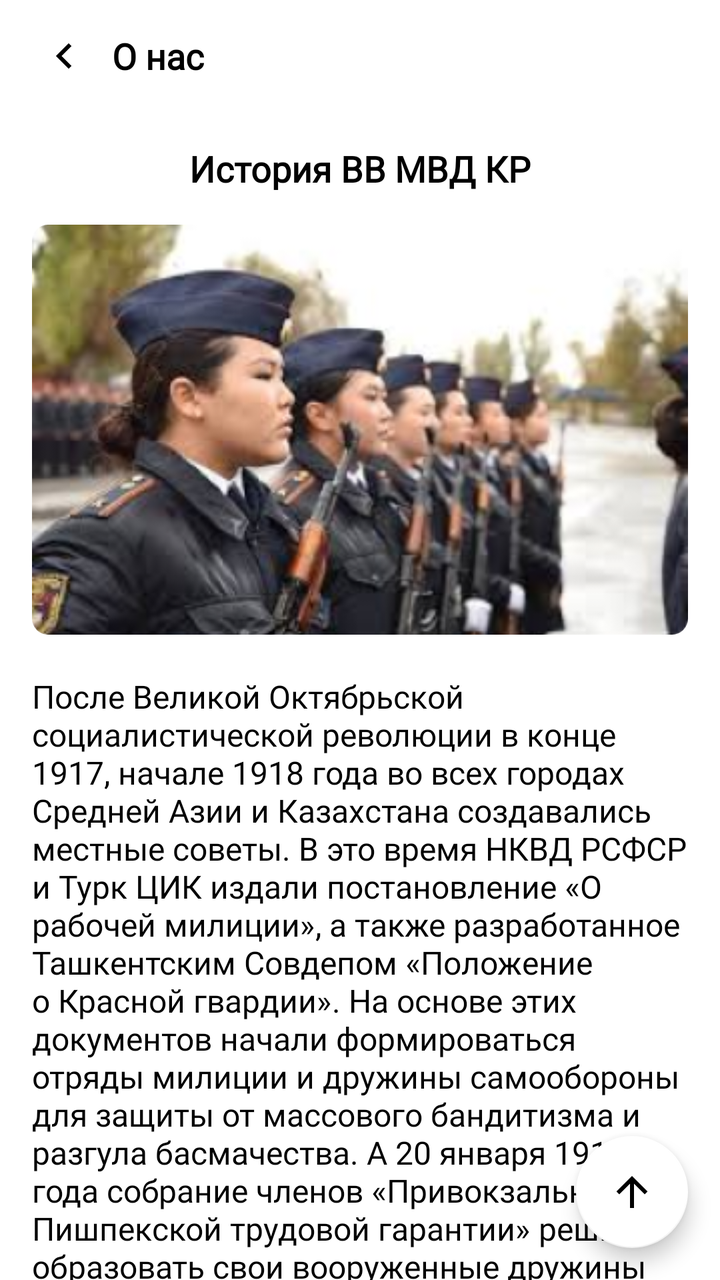
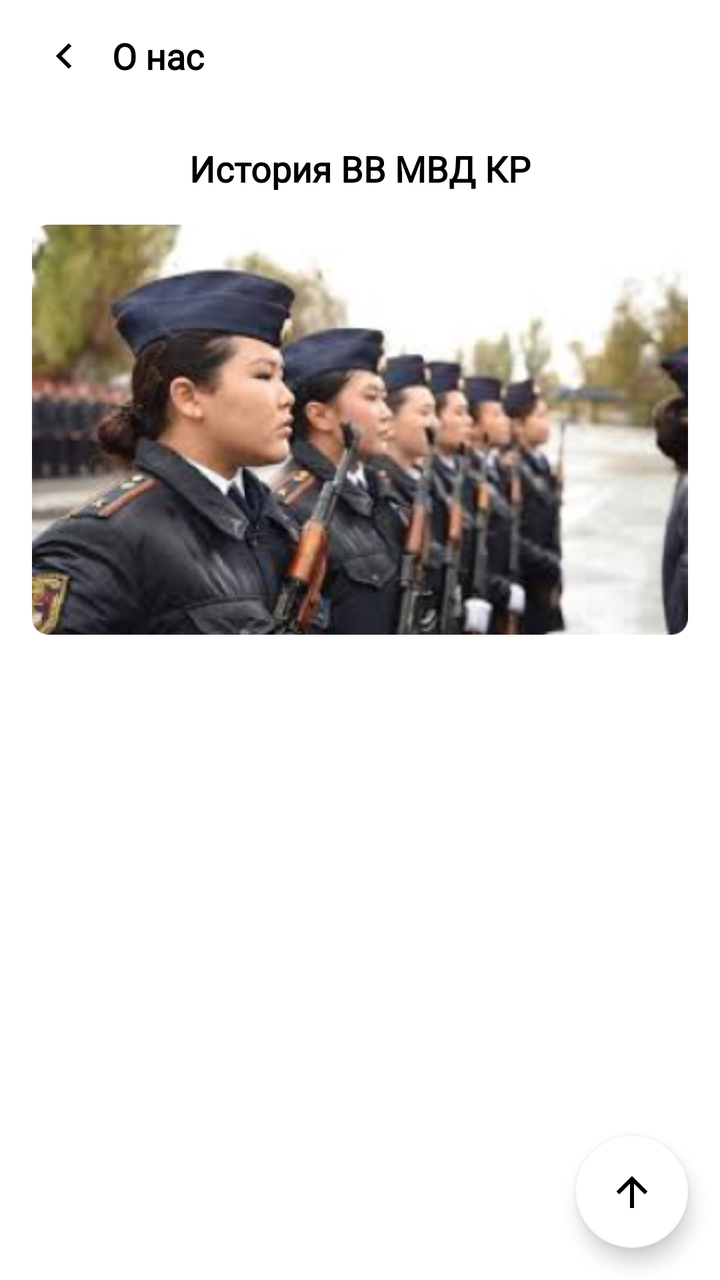

Compare the two renders of this Android layout. The source of the first and the diff that turns it into the second are given below.
<!-- AndroidManifest.xml: application theme Theme.GEEKS_PRO_MVD -->
<!-- res/layout/fragment_history_v_v_m_v_d_k_r.xml -->
<?xml version="1.0" encoding="utf-8"?>
<androidx.coordinatorlayout.widget.CoordinatorLayout xmlns:android="http://schemas.android.com/apk/res/android"
    xmlns:app="http://schemas.android.com/apk/res-auto"
    xmlns:tools="http://schemas.android.com/tools"
    android:layout_width="match_parent"
    android:layout_height="match_parent"
    tools:context=".presentation.ui.fragments.menu.aboutus.AboutUsFragment">

    <com.google.android.material.appbar.AppBarLayout
        android:layout_width="match_parent"
        android:layout_height="?attr/actionBarSize"
        android:background="@color/white"
        android:orientation="vertical"
        app:elevation="0dp">

        <FrameLayout
            android:id="@+id/fAboutUsToolbar"
            android:layout_width="match_parent"
            android:layout_height="wrap_content"
            android:layout_marginStart="16dp"
            android:layout_marginTop="12dp"
            android:layout_marginEnd="16dp"
            app:layout_scrollFlags="scroll|enterAlways">

            <ImageView
                android:id="@+id/btn_back"
                android:layout_width="32dp"
                android:layout_height="32dp"
                android:background="?attr/selectableItemBackgroundBorderless"
                android:padding="4dp"
                android:src="@drawable/arrow_left"
                tools:ignore="ContentDescription" />

            <TextView
                android:layout_width="wrap_content"
                android:layout_height="wrap_content"
                android:layout_gravity="center_vertical"
                android:layout_marginStart="40dp"
                android:fontFamily="@font/roboto_bold"
                android:text="О нас"
                android:textColor="@color/black"
                android:textSize="18sp"
                android:textStyle="bold" />

        </FrameLayout>

    </com.google.android.material.appbar.AppBarLayout>

    <androidx.core.widget.NestedScrollView
        android:id="@+id/nested_sv"
        android:layout_width="match_parent"
        android:layout_height="match_parent"
        app:layout_behavior="com.google.android.material.appbar.AppBarLayout$ScrollingViewBehavior">

        <LinearLayout
            android:layout_width="match_parent"
            android:layout_height="wrap_content"
            android:orientation="vertical"
            android:paddingBottom="24dp">

            <TextView
                android:layout_width="wrap_content"
                android:layout_height="wrap_content"
                android:layout_gravity="center_horizontal"
                android:layout_marginTop="16dp"
                android:layout_marginBottom="16dp"
                android:fontFamily="@font/roboto"
                android:text="История ВВ МВД КР"
                android:textColor="@color/black"
                android:textSize="18sp"
                android:textStyle="bold" />

            <ImageView
                android:layout_width="match_parent"
                android:layout_height="wrap_content"
                android:layout_marginHorizontal="16dp"
                android:background="@drawable/rounded_corners"
                android:clipToOutline="true"
                android:scaleType="centerCrop"
                android:src="@drawable/about_as"
                tools:ignore="ContentDescription,UnusedAttribute" />

            <TextView
                android:id="@+id/tv_info"
                android:layout_width="match_parent"
                android:layout_height="wrap_content"
                android:layout_marginHorizontal="16dp"
                android:layout_marginTop="20dp"
                android:fontFamily="@font/roboto"
                android:text="@string/_1917_1918_20_1918_20_1918_200_1918_11_49_1919_1918_1920_21_27_3_1919_1_3_1_5_21_1919_25_1918_1920_1919_40_191_3_1919"
                android:textColor="@color/black"
                android:textSize="16sp" />

        </LinearLayout>

    </androidx.core.widget.NestedScrollView>

    <com.google.android.material.floatingactionbutton.FloatingActionButton
        android:id="@+id/up_btn"
        android:layout_width="wrap_content"
        android:layout_height="wrap_content"
        android:layout_gravity="bottom|end"
        android:layout_marginEnd="16dp"
        android:layout_marginBottom="16dp"
        android:elevation="6dp"
        android:src="@drawable/arrow_up"
        app:backgroundTint="@color/white"
        app:layout_behavior="com.google.android.material.behavior.HideBottomViewOnScrollBehavior" />

</androidx.coordinatorlayout.widget.CoordinatorLayout>
<!-- resources referenced by this layout -->
<resources>
  <string name="_1917_1918_20_1918_20_1918_200_1918_11_49_1919_1918_1920_21_27_3_1919_1_3_1_5_21_1919_25_1918_1920_1919_40_191_3_1919">После Великой Октябрьской социалистической революции в конце 1917, начале 1918 года во всех городах Средней Азии и Казахстана создавались местные советы. В это время НКВД РСФСР и Турк ЦИК издали постановление «О рабочей милиции», а также разработанное Ташкентским Совдепом «Положение о Красной гвардии». На основе этих документов начали формироваться отряды милиции и дружины самообороны для защиты от массового бандитизма и разгула басмачества. А 20 января 1918 года собрание членов «Привокзальной Пишпекской трудовой гарантии» решило образовать свои вооруженные дружины для охраны, сохранения достояния общины и общественной безопасности граждан. Первая дружина с­­остояла из 20 человек, у каждого из них имелась винтовка. В Пишкекском уезде был сформирован красногвардейский отряд, которым командовал А. Гончаров. Местный Совет начал записывать в Красную гвардию, одновременно выполнявшую милицейские функции. К началу марта 1918 года здесь уже был сформирован отряд численностью 200 сотрудников, который оказал большую помощь в становлении и упрочении Советской власти в южных районах Семиреченской области. В то же время был создан красногвардейский отряд и в Токмаке. А всего на территории Туркестанского края, куда входил Кыргызстан, к середине 1918 года в Красной гвардии и отрядах самообороны насчитывалось 11 тысяч человек – внушительная сила. В первые годы отряды Красной гвардии вели активную борьбу с голодом и разрухой, с басмачами и прочими контрреволюционными силами. Вопросами формирования милиции, Красной гвардии, отрядов самообороны руководили административные отделы Советов народных депутатов. Милиция делилась на городскую и губернскую. Низовым звеном аппарата милиции являлся участок во главе с участковым начальником, в подчинении которого старшие и рядовые милиционеры. В это время шел процесс организационного становления форм и методов работы милиции. Часто менялась структура, обязанности, подчиненность, и эта неразбериха мешала успешной борьбе преступностью. Параллельно в городах с населением свыше 49 тысяч жителей шло формирование аппаратов уголовного розыска, которые на первых порах (до 1919 года) существовали самостоятельно и подчинялись Главному управлению милиции и АдмО местных Советов. Первым начальником Пишпекского уездного Отдела уголовного розыска был Имаш Кабеков. Сформированные к концу 1918 года отделения уголовного розыска в Пишпекском, Токмакском, Пржевальском и Нарынском уездах сначала действовали не только в городах, но и в сельской местности. Они сосредоточили свои усилия на борьбу с бандитизмом, кражами государственного имущества, басмачеством, скотокрадством и контрреволюцией. Штаты уголовного розыска и милиции в целом были малочисленными. Например, в отделе уголовного розыска Ошского уезда в начале 1920 года было всего 21 сотрудник, в Пишпеке – 27 человек. Помощь кадрами и методическими пособиями угрозыску Кыргызстана оказывал центррозыск НКВД РСФСР, осуществлявший общее руководство ОУР на местах. В период иностранной интервенции и гражданской войны советская рабоче-крестьянская милиция являлась исполнительным вооруженным органом Советов рабочих, солдатских и крестьянских депутатов и свою работу подчинила укреплению советского государства и правопорядка. Совместно с органами ВЧК милиция подавляла антисоветские контрреволюционные мятежи, боролась с хищениями государственного имущества, спекуляцией. В ожесточенной борьбе с бандитскими шайками в эти годы погибли сотни сотрудников милиции и уголовного розыска Кыргызстана. Среди них были первые начальники милиции Балтыходжа Султанов, Атажан Сулейманов и Газыбай Козубаев. С укреплением советской власти продолжался и процесс становления милиции. Так 3 апреля 1919 года Совет народных комиссаров РСФСР издал декрет «О советской рабоче-крестьянской милиции», по которому сотрудники милиции не подлежали призыву в Красную армию и считались прикомандированными к управлениям исполкомов Советов. На НКВД возлагалась обязанность держать в действующей армии 1/3 милиционеров и 1/5 командного состава милиции. В милиции вводилась военная дисциплина и обязательное обучение военному делу. Кроме уездно-городской милиции для обеспечения правопорядка в стране были организованы специализированные виды милиции. Так, 21 февраля 1919 года ВЦИК издал постановление «Об организации железнодорожной милиции и железнодорожной охраны», 25 июля 1918 года Совет народных комиссаров принял декрет «Об учреждении речной милиции». в конце 1920 года по решению Совета Труда и Обороны вся железнодорожная и речная милиция перешли в распоряжение командующего внутренними войсками республики. Осенью 1919 года НКВД принял решение организовать промышленную милицию для борьбы с хищениями государственной собственности и активизации борьбы с преступностью. Были осуществлены меры по объединению органов ВЧК и милиции, произошло частичное объединение аппарата уголовного розыска и транспортных ЧК, разрешалось открывать отделения уголовного розыска в городах с населением менее 40 тысяч человек. Угрозыску приходилось проводить предварительное следствие по большинству дел. В те годы впервые в органах милиции создаются научно-технические подразделения. В феврале 191 года коллегия НКВД утвердила смету на образование кабинета судебной экспертизы, регистрационного и дактилоскопического бюро и музея. Созданный при Центророзыске кабинет судебной экспертизы был первым научно-техническим подразделением НКВД, Наркомюста и Наркомздрава. 3 апреля 1919 года Совнарком РСФСР принял декрет «О советской рабоче-крестьянской милиции», который изменил положение о милиции и создал условия для повышения ее боеспособности, укрепления ее кадров. Декретом предусматривался перевод всех видов милиции на государственный счет. Кроме этого, милиционеры и командный состав должны были в качестве армейского резерва оставаться на своих местах, прикомандированные к исполкомам местных Советов.</string>
  <!-- unchanged entries left out for length: 10 -->
</resources>

<!-- the commit's change to res/layout/fragment_history_v_v_m_v_d_k_r.xml (unified diff, before → after) -->
@@ -87,7 +87,7 @@
                 android:layout_marginHorizontal="16dp"
                 android:layout_marginTop="20dp"
                 android:fontFamily="@font/roboto"
-                android:text="@string/_1917_1918_20_1918_20_1918_200_1918_11_49_1919_1918_1920_21_27_3_1919_1_3_1_5_21_1919_25_1918_1920_1919_40_191_3_1919"
+                android:text=""
                 android:textColor="@color/black"
                 android:textSize="16sp" />
 
@@ -107,4 +107,30 @@
         app:backgroundTint="@color/white"
         app:layout_behavior="com.google.android.material.behavior.HideBottomViewOnScrollBehavior" />
 
+    <FrameLayout
+        android:id="@+id/fNotifProgressBar"
+        android:layout_width="match_parent"
+        android:layout_height="match_parent"
+        android:layout_marginTop="?attr/actionBarSize"
+        android:visibility="gone">
+
+        <include layout="@layout/progress_bar" />
+
+    </FrameLayout>
+
 </androidx.coordinatorlayout.widget.CoordinatorLayout>
+<!-- res/layout/progress_bar.xml (included above) -->
+<?xml version="1.0" encoding="utf-8"?>
+<FrameLayout xmlns:android="http://schemas.android.com/apk/res/android"
+    android:layout_width="match_parent"
+    android:layout_height="match_parent"
+    android:background="@color/white">
+
+    <ProgressBar
+        android:layout_width="60dp"
+        android:layout_height="60dp"
+        android:layout_gravity="center"
+        android:layout_marginBottom="50dp"
+        android:theme="@style/progressBarBlue" />
+
+</FrameLayout>
<!-- resource entries referenced after the edit -->
@@ -1,6 +1,8 @@
 <!-- resources referenced by this layout -->
 <resources>
-  <string name="_1917_1918_20_1918_20_1918_200_1918_11_49_1919_1918_1920_21_27_3_1919_1_3_1_5_21_1919_25_1918_1920_1919_40_191_3_1919">После Великой Октябрьской социалистической революции в конце 1917, начале 1918 года во всех городах Средней Азии и Казахстана создавались местные советы. В это время НКВД РСФСР и Турк ЦИК издали постановление «О рабочей милиции», а также разработанное Ташкентским Совдепом «Положение о Красной гвардии». На основе этих документов начали формироваться отряды милиции и дружины самообороны для защиты от массового бандитизма и разгула басмачества. А 20 января 1918 года собрание членов «Привокзальной Пишпекской трудовой гарантии» решило образовать свои вооруженные дружины для охраны, сохранения достояния общины и общественной безопасности граждан. Первая дружина с­­остояла из 20 человек, у каждого из них имелась винтовка. В Пишкекском уезде был сформирован красногвардейский отряд, которым командовал А. Гончаров. Местный Совет начал записывать в Красную гвардию, одновременно выполнявшую милицейские функции. К началу марта 1918 года здесь уже был сформирован отряд численностью 200 сотрудников, который оказал большую помощь в становлении и упрочении Советской власти в южных районах Семиреченской области. В то же время был создан красногвардейский отряд и в Токмаке. А всего на территории Туркестанского края, куда входил Кыргызстан, к середине 1918 года в Красной гвардии и отрядах самообороны насчитывалось 11 тысяч человек – внушительная сила. В первые годы отряды Красной гвардии вели активную борьбу с голодом и разрухой, с басмачами и прочими контрреволюционными силами. Вопросами формирования милиции, Красной гвардии, отрядов самообороны руководили административные отделы Советов народных депутатов. Милиция делилась на городскую и губернскую. Низовым звеном аппарата милиции являлся участок во главе с участковым начальником, в подчинении которого старшие и рядовые милиционеры. В это время шел процесс организационного становления форм и методов работы милиции. Часто менялась структура, обязанности, подчиненность, и эта неразбериха мешала успешной борьбе преступностью. Параллельно в городах с населением свыше 49 тысяч жителей шло формирование аппаратов уголовного розыска, которые на первых порах (до 1919 года) существовали самостоятельно и подчинялись Главному управлению милиции и АдмО местных Советов. Первым начальником Пишпекского уездного Отдела уголовного розыска был Имаш Кабеков. Сформированные к концу 1918 года отделения уголовного розыска в Пишпекском, Токмакском, Пржевальском и Нарынском уездах сначала действовали не только в городах, но и в сельской местности. Они сосредоточили свои усилия на борьбу с бандитизмом, кражами государственного имущества, басмачеством, скотокрадством и контрреволюцией. Штаты уголовного розыска и милиции в целом были малочисленными. Например, в отделе уголовного розыска Ошского уезда в начале 1920 года было всего 21 сотрудник, в Пишпеке – 27 человек. Помощь кадрами и методическими пособиями угрозыску Кыргызстана оказывал центррозыск НКВД РСФСР, осуществлявший общее руководство ОУР на местах. В период иностранной интервенции и гражданской войны советская рабоче-крестьянская милиция являлась исполнительным вооруженным органом Советов рабочих, солдатских и крестьянских депутатов и свою работу подчинила укреплению советского государства и правопорядка. Совместно с органами ВЧК милиция подавляла антисоветские контрреволюционные мятежи, боролась с хищениями государственного имущества, спекуляцией. В ожесточенной борьбе с бандитскими шайками в эти годы погибли сотни сотрудников милиции и уголовного розыска Кыргызстана. Среди них были первые начальники милиции Балтыходжа Султанов, Атажан Сулейманов и Газыбай Козубаев. С укреплением советской власти продолжался и процесс становления милиции. Так 3 апреля 1919 года Совет народных комиссаров РСФСР издал декрет «О советской рабоче-крестьянской милиции», по которому сотрудники милиции не подлежали призыву в Красную армию и считались прикомандированными к управлениям исполкомов Советов. На НКВД возлагалась обязанность держать в действующей армии 1/3 милиционеров и 1/5 командного состава милиции. В милиции вводилась военная дисциплина и обязательное обучение военному делу. Кроме уездно-городской милиции для обеспечения правопорядка в стране были организованы специализированные виды милиции. Так, 21 февраля 1919 года ВЦИК издал постановление «Об организации железнодорожной милиции и железнодорожной охраны», 25 июля 1918 года Совет народных комиссаров принял декрет «Об учреждении речной милиции». в конце 1920 года по решению Совета Труда и Обороны вся железнодорожная и речная милиция перешли в распоряжение командующего внутренними войсками республики. Осенью 1919 года НКВД принял решение организовать промышленную милицию для борьбы с хищениями государственной собственности и активизации борьбы с преступностью. Были осуществлены меры по объединению органов ВЧК и милиции, произошло частичное объединение аппарата уголовного розыска и транспортных ЧК, разрешалось открывать отделения уголовного розыска в городах с населением менее 40 тысяч человек. Угрозыску приходилось проводить предварительное следствие по большинству дел. В те годы впервые в органах милиции создаются научно-технические подразделения. В феврале 191 года коллегия НКВД утвердила смету на образование кабинета судебной экспертизы, регистрационного и дактилоскопического бюро и музея. Созданный при Центророзыске кабинет судебной экспертизы был первым научно-техническим подразделением НКВД, Наркомюста и Наркомздрава. 3 апреля 1919 года Совнарком РСФСР принял декрет «О советской рабоче-крестьянской милиции», который изменил положение о милиции и создал условия для повышения ее боеспособности, укрепления ее кадров. Декретом предусматривался перевод всех видов милиции на государственный счет. Кроме этого, милиционеры и командный состав должны были в качестве армейского резерва оставаться на своих местах, прикомандированные к исполкомам местных Советов.</string>
+  <style name="progressBarBlue" parent="@style/Theme.AppCompat">
+          <item name="colorAccent">@color/dark_blue</item>
+      </style>
   <!-- unchanged entries left out for length: 10 -->
 </resources>
 
